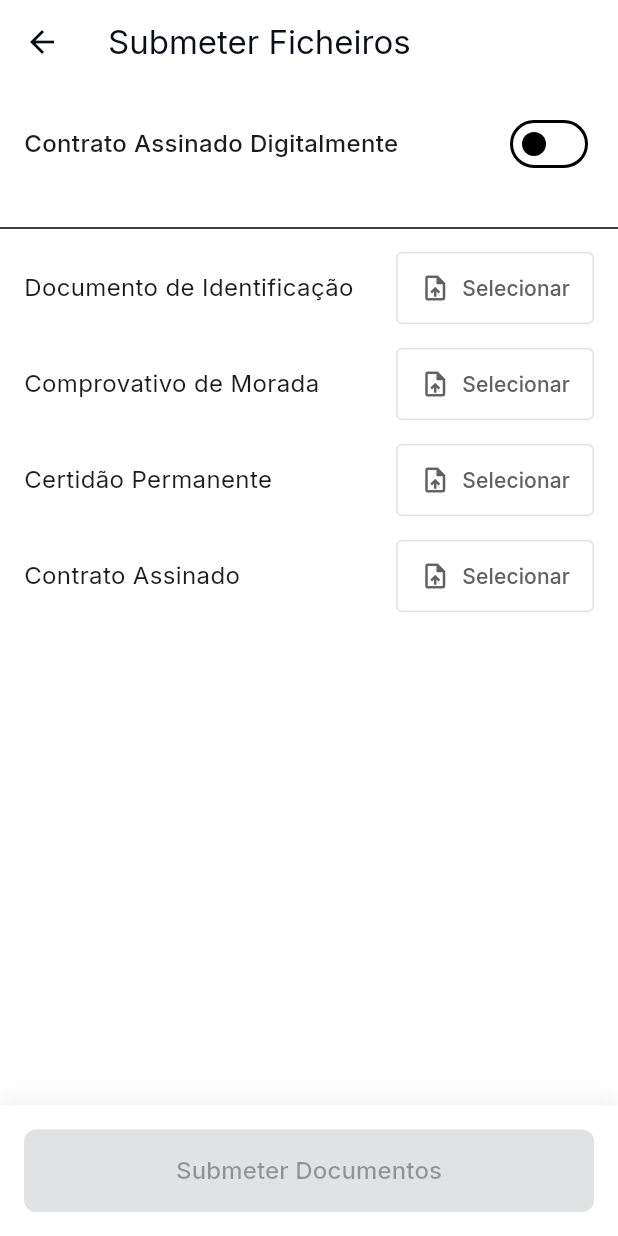
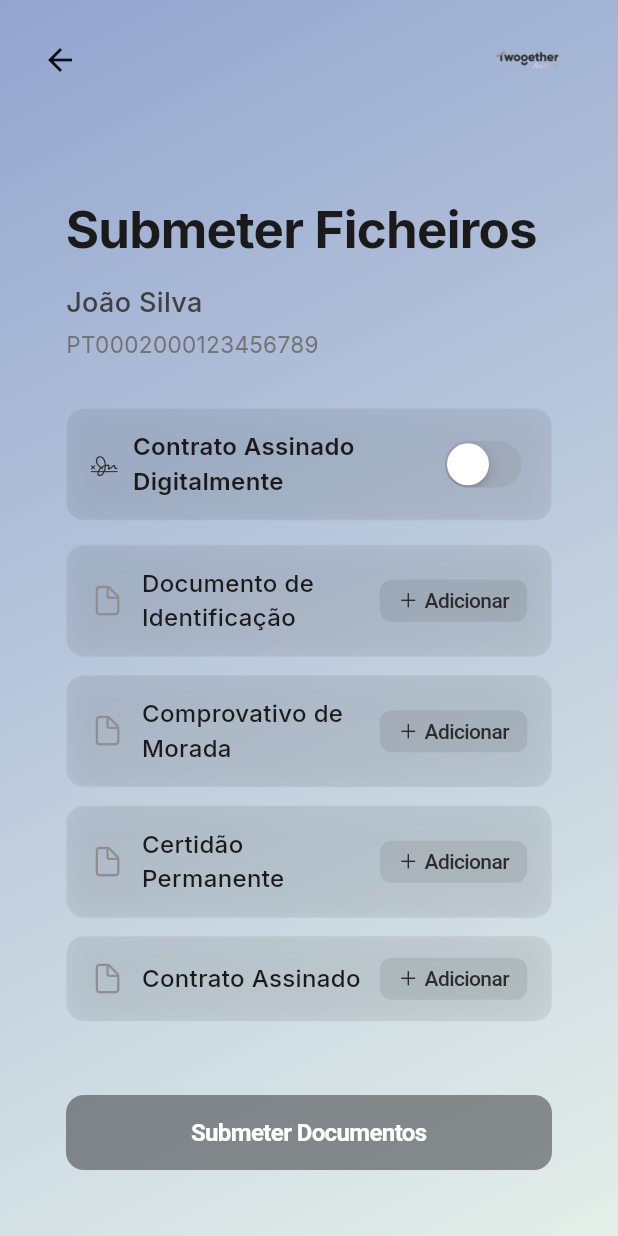
Before and after one commit to rodrigocastrolima/twogetherapp, a Flutter app: the DocumentSubmissionPage widget shown alone on an empty page, opened directly, on a phone screen of 412 x 824 dp. Run offline on Flutter 3.47's test engine with Material 3 defaults, Android fonts, the phone set to English and light mode, and no system bars; our stand-ins replace flutter_riverpod, freezed_annotation, google_fonts; generated files the repository leaves out were written again.

Commit message:
refactor: redesign document submission page with glossy minimalistic style
- Add frosted glass effect with increased blur
- Replace blue accents with black for a more sophisticated look
- Improve container styling with subtle borders and shadows
- Remove extra container from submit button
- Adjust text weights and colors for better readability

```diff
--- a/lib/presentation/screens/clients/document_submission_page.dart
+++ b/lib/presentation/screens/clients/document_submission_page.dart
@@ -1,4 +1,8 @@
+import 'dart:ui';
 import 'package:flutter/material.dart';
+import 'package:flutter/cupertino.dart';
+import '../../../core/theme/theme.dart';
+import '../../../presentation/layout/main_layout.dart';
 
 class DocumentSubmissionPage extends StatefulWidget {
   const DocumentSubmissionPage({super.key});
@@ -18,17 +22,14 @@ class _DocumentSubmissionPageState extends State<DocumentSubmissionPage> {
 
   bool get canSubmit {
     if (isDigitallySigned) {
-      // If digitally signed, we don't need the "Contrato Assinado"
       return documents.entries
           .where((e) => e.key != 'Contrato Assinado')
           .every((e) => e.value != null);
     }
-    // If not digitally signed, we need all documents
     return documents.values.every((v) => v != null);
   }
 
   Future<void> _selectDocument(String documentType) async {
-    // Simulate file selection
     await Future.delayed(const Duration(milliseconds: 500));
     setState(() {
       documents[documentType] = 'selected_file.pdf';
@@ -37,58 +38,81 @@ class _DocumentSubmissionPageState extends State<DocumentSubmissionPage> {
 
   @override
   Widget build(BuildContext context) {
-    return Scaffold(
-      appBar: AppBar(title: const Text('Submeter Ficheiros')),
-      body: Column(
+    return MainLayout(
+      showNavigation: false,
+      child: SafeArea(
+        child: Column(
           children: [
             Expanded(
-            child: SingleChildScrollView(
-              child: Column(
-                crossAxisAlignment: CrossAxisAlignment.start,
-                children: [
-                  _buildDigitalSignatureSection(),
-                  const Divider(height: 32),
-                  ..._buildDocumentsList(),
+              child: CustomScrollView(
+                slivers: [
+                  SliverToBoxAdapter(child: _buildHeader()),
+
+                  SliverToBoxAdapter(
+                    child: Padding(
+                      padding: const EdgeInsets.fromLTRB(20, 0, 20, 16),
+                      child: _buildDigitalSignatureCard(),
+                    ),
+                  ),
+
+                  SliverPadding(
+                    padding: const EdgeInsets.symmetric(horizontal: 20),
+                    sliver: SliverList(
+                      delegate: SliverChildBuilderDelegate((context, index) {
+                        final entry = documents.entries.elementAt(index);
+                        if (isDigitallySigned &&
+                            entry.key == 'Contrato Assinado') {
+                          return const SizedBox.shrink();
+                        }
+                        return Padding(
+                          padding: const EdgeInsets.only(bottom: 12),
+                          child: _buildDocumentItem(entry.key, entry.value),
+                        );
+                      }, childCount: documents.length),
+                    ),
+                  ),
                 ],
               ),
             ),
-          ),
+
             _buildSubmitButton(),
           ],
+        ),
       ),
     );
   }
 
-  Widget _buildDigitalSignatureSection() {
+  Widget _buildHeader() {
     return Padding(
-      padding: const EdgeInsets.all(16),
+      padding: const EdgeInsets.fromLTRB(20, 24, 20, 32),
       child: Column(
         crossAxisAlignment: CrossAxisAlignment.start,
         children: [
-          Row(
-            mainAxisAlignment: MainAxisAlignment.spaceBetween,
-            children: [
           const Text(
-                'Contrato Assinado Digitalmente',
-                style: TextStyle(fontSize: 16, fontWeight: FontWeight.w500),
+            'Submeter Ficheiros',
+            style: TextStyle(
+              fontSize: 34,
+              fontWeight: FontWeight.w700,
+              letterSpacing: -0.5,
+              color: Color(0xFF1A1A1A),
             ),
-              Switch(
-                value: isDigitallySigned,
-                onChanged: (value) {
-                  setState(() {
-                    isDigitallySigned = value;
-                  });
-                },
-                activeColor: Colors.black,
           ),
-            ],
+          const SizedBox(height: 12),
+          Text(
+            'João Silva', // Dummy data
+            style: const TextStyle(
+              fontSize: 18,
+              fontWeight: FontWeight.w500,
+              color: Color(0xFF404040),
             ),
-          if (isDigitallySigned)
-            Padding(
-              padding: const EdgeInsets.only(top: 8),
-              child: Text(
-                'Se o contrato foi assinado digitalmente, não é necessário fazer upload',
-                style: TextStyle(color: Colors.grey[600], fontSize: 14),
+          ),
+          const SizedBox(height: 4),
+          Text(
+            'PT0002000123456789', // Dummy CPE
+            style: const TextStyle(
+              fontSize: 15,
+              fontWeight: FontWeight.w400,
+              color: Color(0xFF737373),
             ),
           ),
         ],
@@ -96,92 +120,220 @@ class _DocumentSubmissionPageState extends State<DocumentSubmissionPage> {
     );
   }
 
-  List<Widget> _buildDocumentsList() {
-    return documents.entries.map((entry) {
-      // Skip "Contrato Assinado" if digitally signed
-      if (isDigitallySigned && entry.key == 'Contrato Assinado') {
-        return const SizedBox.shrink();
+  Widget _buildDigitalSignatureCard() {
+    return ClipRRect(
+      borderRadius: BorderRadius.circular(12),
+      child: BackdropFilter(
+        filter: ImageFilter.blur(sigmaX: 12, sigmaY: 12),
+        child: Container(
+          padding: const EdgeInsets.symmetric(horizontal: 16, vertical: 14),
+          decoration: BoxDecoration(
+            color: Colors.black.withOpacity(0.05),
+            borderRadius: BorderRadius.circular(12),
+            border: Border.all(
+              color: Colors.white.withOpacity(0.15),
+              width: 0.5,
+            ),
+            boxShadow: [
+              BoxShadow(
+                color: Colors.black.withOpacity(0.05),
+                blurRadius: 15,
+                offset: const Offset(0, 2),
+              ),
+            ],
+          ),
+          child: Column(
+            crossAxisAlignment: CrossAxisAlignment.start,
+            children: [
+              Row(
+                children: [
+                  const Icon(
+                    CupertinoIcons.signature,
+                    size: 18,
+                    color: Color(0xFF2C2C2E),
+                  ),
+                  const SizedBox(width: 10),
+                  const Expanded(
+                    child: Text(
+                      'Contrato Assinado Digitalmente',
+                      style: TextStyle(
+                        fontSize: 16,
+                        fontWeight: FontWeight.w600,
+                        color: Color(0xFF1A1A1A),
+                      ),
+                    ),
+                  ),
+                  CupertinoSwitch(
+                    value: isDigitallySigned,
+                    onChanged: (value) {
+                      setState(() {
+                        isDigitallySigned = value;
+                      });
+                    },
+                    activeColor: const Color(0xFF2C2C2E),
+                  ),
+                ],
+              ),
+              if (isDigitallySigned) ...[
+                const SizedBox(height: 8),
+                const Padding(
+                  padding: EdgeInsets.only(left: 28),
+                  child: Text(
+                    'Se o contrato foi assinado digitalmente, não é necessário fazer upload',
+                    style: TextStyle(
+                      fontSize: 14,
+                      color: Color(0xFF737373),
+                      height: 1.3,
+                    ),
+                  ),
+                ),
+              ],
+            ],
+          ),
+        ),
+      ),
+    );
   }
 
-      return Padding(
-        padding: const EdgeInsets.fromLTRB(16, 0, 16, 16),
+  Widget _buildDocumentItem(String title, String? value) {
+    final isSelected = value != null;
+
+    return ClipRRect(
+      borderRadius: BorderRadius.circular(12),
+      child: BackdropFilter(
+        filter: ImageFilter.blur(sigmaX: 12, sigmaY: 12),
+        child: Container(
+          padding: const EdgeInsets.symmetric(horizontal: 16, vertical: 14),
+          decoration: BoxDecoration(
+            color: Colors.black.withOpacity(0.05),
+            borderRadius: BorderRadius.circular(12),
+            border: Border.all(
+              color: Colors.white.withOpacity(0.15),
+              width: 0.5,
+            ),
+            boxShadow: [
+              BoxShadow(
+                color: Colors.black.withOpacity(0.05),
+                blurRadius: 15,
+                offset: const Offset(0, 2),
+              ),
+            ],
+          ),
           child: Row(
-          mainAxisAlignment: MainAxisAlignment.spaceBetween,
+            children: [
+              Icon(
+                isSelected ? CupertinoIcons.doc_checkmark : CupertinoIcons.doc,
+                size: 22,
+                color:
+                    isSelected
+                        ? const Color(0xFF34C759)
+                        : const Color(0xFF8E8E93),
+              ),
+              const SizedBox(width: 12),
+              Expanded(
+                child: Column(
+                  crossAxisAlignment: CrossAxisAlignment.start,
                   children: [
                     Text(
-              entry.key,
-              style: const TextStyle(fontSize: 16, fontWeight: FontWeight.w400),
+                      title,
+                      style: const TextStyle(
+                        fontSize: 16,
+                        fontWeight: FontWeight.w500,
+                        color: Color(0xFF1A1A1A),
                       ),
-            TextButton(
-              onPressed: () => _selectDocument(entry.key),
-              style: TextButton.styleFrom(
+                    ),
+                    if (isSelected) ...[
+                      const SizedBox(height: 2),
+                      Text(
+                        value!,
+                        style: const TextStyle(
+                          fontSize: 13,
+                          color: Color(0xFF8E8E93),
+                        ),
+                      ),
+                    ],
+                  ],
+                ),
+              ),
+              CupertinoButton(
+                padding: EdgeInsets.zero,
+                minSize: 0,
+                child: Container(
                   padding: const EdgeInsets.symmetric(
-                  horizontal: 16,
-                  vertical: 8,
+                    horizontal: 12,
+                    vertical: 6,
                   ),
-                shape: RoundedRectangleBorder(
-                  borderRadius: BorderRadius.circular(4),
-                  side: BorderSide(color: Colors.grey[300]!),
-                ),
+                  decoration: BoxDecoration(
+                    color:
+                        isSelected
+                            ? const Color(0xFFE9F7EC)
+                            : Colors.black.withOpacity(0.08),
+                    borderRadius: BorderRadius.circular(8),
                   ),
                   child: Row(
                     mainAxisSize: MainAxisSize.min,
                     children: [
                       Icon(
-                    Icons.upload_file_outlined,
-                    size: 20,
-                    color: Colors.grey[700],
+                        isSelected
+                            ? CupertinoIcons.checkmark_circle_fill
+                            : CupertinoIcons.add,
+                        size: 14,
+                        color:
+                            isSelected
+                                ? const Color(0xFF34C759)
+                                : const Color(0xFF2C2C2E),
                       ),
-                  const SizedBox(width: 8),
+                      const SizedBox(width: 4),
                       Text(
-                    entry.value == null ? 'Selecionar' : 'Selecionado',
+                        isSelected ? 'Adicionado' : 'Adicionar',
                         style: TextStyle(
-                      color: Colors.grey[700],
+                          fontSize: 14,
                           fontWeight: FontWeight.w500,
+                          color:
+                              isSelected
+                                  ? const Color(0xFF34C759)
+                                  : const Color(0xFF2C2C2E),
                         ),
                       ),
                     ],
                   ),
                 ),
+                onPressed: () => _selectDocument(title),
+              ),
             ],
           ),
+        ),
+      ),
     );
-    }).toList();
   }
 
   Widget _buildSubmitButton() {
-    return Container(
-      padding: const EdgeInsets.all(16),
+    return Padding(
+      padding: const EdgeInsets.all(20),
+      child: SafeArea(
+        top: false,
+        child: CupertinoButton(
+          padding: EdgeInsets.zero,
+          onPressed: canSubmit ? () {} : null,
+          child: Container(
+            width: double.infinity,
+            height: 50,
             decoration: BoxDecoration(
+              color:
+                  canSubmit
+                      ? const Color(0xFF2C2C2E)
+                      : const Color(0xFF2C2C2E).withOpacity(0.5),
+              borderRadius: BorderRadius.circular(12),
+            ),
+            alignment: Alignment.center,
+            child: const Text(
+              'Submeter Documentos',
+              style: TextStyle(
                 color: Colors.white,
-        boxShadow: [
-          BoxShadow(
-            color: Colors.black.withOpacity(0.05),
-            blurRadius: 10,
-            offset: const Offset(0, -5),
-          ),
-        ],
-      ),
-      child: SizedBox(
-        width: double.infinity,
-        child: FilledButton(
-          onPressed:
-              canSubmit
-                  ? () {
-                    // Handle submission
-                  }
-                  : null,
-          style: FilledButton.styleFrom(
-            backgroundColor: Colors.black,
-            foregroundColor: Colors.white,
-            padding: const EdgeInsets.symmetric(vertical: 16),
-            shape: RoundedRectangleBorder(
-              borderRadius: BorderRadius.circular(8),
+                fontSize: 16,
+                fontWeight: FontWeight.w600,
               ),
             ),
-          child: const Text(
-            'Submeter Documentos',
-            style: TextStyle(fontSize: 16, fontWeight: FontWeight.w500),
           ),
         ),
       ),
```
Lines whose indentation alone changed are shown as unchanged.
